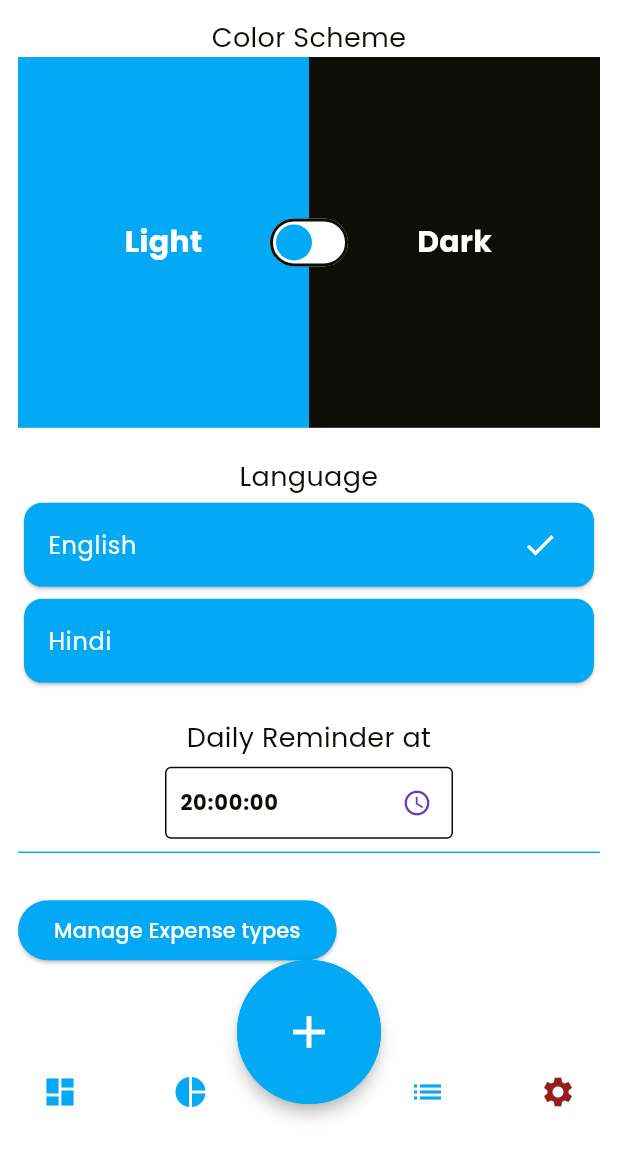
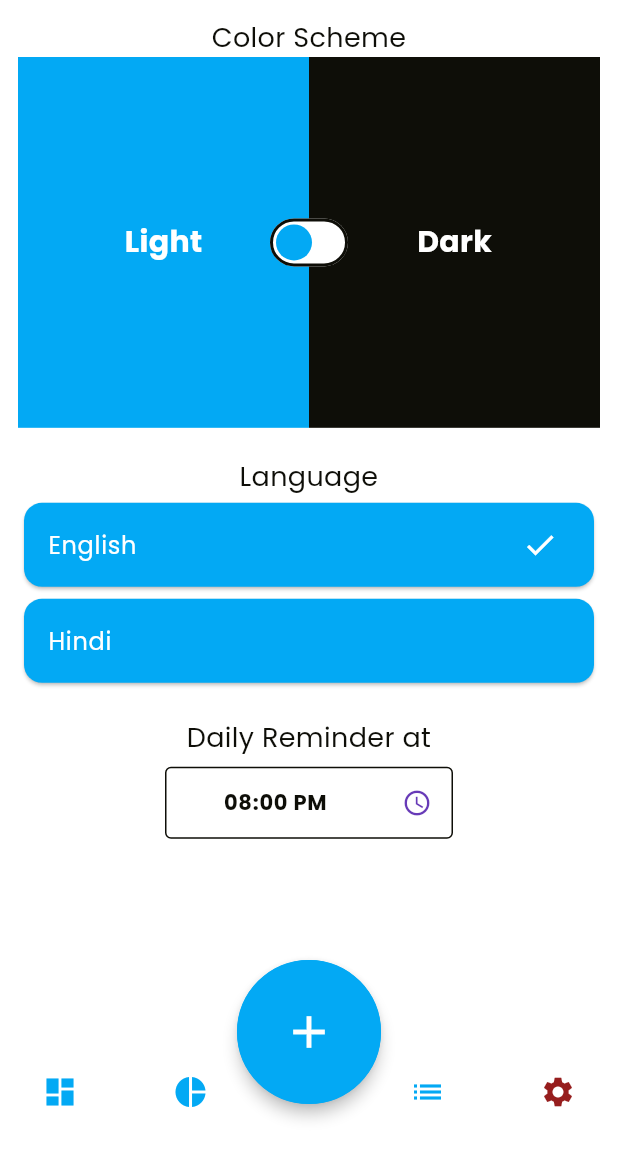
Before and after one commit to anees4ever/paisa_path, a Flutter app: the screen it shows after launch, swiped to page 4, on a phone screen of 412 x 824 dp, the part 84-1236 px from its top. Run offline on Flutter 3.47's test engine with Material 3 defaults, Android fonts, the phone set to English and light mode, and no system bars; our stand-ins replace firebase_core, firebase_crashlytics, firebase_messaging, fl_chart, floor, flutter_local_notifications and 5 more; missing offline and left inert: flutter_lang, in_app_update, restart_app; accounts and stored records are empty; generated files the repository leaves out were written again.

```diff
--- a/lib/src/controllers/summary_controller.dart
+++ b/lib/src/controllers/summary_controller.dart
@@ -33,6 +33,7 @@ class SummaryController extends GetxController {
   }
 
   generateSummary() async {
+    updateFromToDates();
     List<ExpenseTypes> expenseTypes =
         Get.find<ExpensesController>().expenseTypes;
     List<Expenses> expenses = await DI.db.expensesDao
--- a/lib/src/core/extentions/datetime.dart
+++ b/lib/src/core/extentions/datetime.dart
@@ -36,6 +36,6 @@ extension DateTimeExt on DateTime {
   }
 
   String formattedTime() {
-    return format('HH:mm:ss');
+    return format('hh:mm a');
   }
 }
--- a/lib/src/core/extentions/strings.dart
+++ b/lib/src/core/extentions/strings.dart
@@ -17,6 +17,10 @@ extension StringExt on String {
         : DateFormat('yyyy-MM-dd HH:mm:ss').parse(this);
   }
 
+  DateTime timeToDateTime() {
+    return isEmpty ? DateTime.now() : DateFormat('hh:mm a').parse(this);
+  }
+
   toDBDate() {
     return isEmpty ? '' : DateFormat('yyyy-MM-dd').format(toDate());
   }
--- a/lib/src/screens/custom_widgets/date_picker.dart
+++ b/lib/src/screens/custom_widgets/date_picker.dart
@@ -1,5 +1,6 @@
 import 'package:flutter/material.dart';
 import 'package:paisa_path/src/core/extentions/datetime.dart';
+import 'package:paisa_path/src/core/extentions/strings.dart';
 import 'package:paisa_path/src/screens/custom_widgets/textfield.dart';
 
 class DatePicker extends StatelessWidget {
@@ -50,12 +51,14 @@ class TimePicker extends StatelessWidget {
     this.onSelected,
     this.initialTime,
     this.controller,
+    this.textAlign,
   });
 
   final String label;
   final DateTime? initialTime;
   final void Function(DateTime?)? onSelected;
   final TextEditingController? controller;
+  final TextAlign? textAlign;
 
   @override
   Widget build(BuildContext context) {
@@ -67,12 +70,12 @@ class TimePicker extends StatelessWidget {
       labelText: label,
       readOnly: true,
       suffixIcon: Icons.access_time,
+      textAlign: textAlign ?? TextAlign.start,
       onTap: () async {
         TimeOfDay? newTime = await showTimePicker(
           context: context,
-          initialTime: initialTime != null
-              ? TimeOfDay.fromDateTime(initialTime!)
-              : TimeOfDay.now(),
+          initialTime:
+              TimeOfDay.fromDateTime(timeController.text.timeToDateTime()),
         );
         if (newTime != null) {
           DateTime newDate = DateTime(DateTime.now().year, DateTime.now().month,
--- a/lib/src/screens/home_screen_tab_settings.dart
+++ b/lib/src/screens/home_screen_tab_settings.dart
@@ -5,7 +5,6 @@ import 'package:paisa_path/di.dart';
 import 'package:paisa_path/src/core/extentions/datetime.dart';
 import 'package:paisa_path/src/core/localization/flutter_lang.core.g.dart';
 import 'package:paisa_path/src/core/localization/flutter_lang.dart';
-import 'package:paisa_path/src/screens/custom_widgets/buttons.dart';
 import 'package:paisa_path/src/screens/custom_widgets/date_picker.dart';
 import 'package:paisa_path/src/core/theme/colors.dart';
 import 'package:paisa_path/src/core/theme/styles.dart';
@@ -137,6 +136,7 @@ class SettingsScreen extends StatelessWidget {
               flex: 2,
               child: TimePicker(
                 label: '',
+                textAlign: TextAlign.center,
                 initialTime: DI.globals.dailyReminderTimeAsDate,
                 onSelected: (selectedTime) {
                   if (selectedTime != null) {
@@ -149,20 +149,19 @@ class SettingsScreen extends StatelessWidget {
           ],
         ),
 
-        const Divider(),
-
-        const SizedBox(height: 20),
-        //showing a button to open the expense type screen
-        Row(
-          mainAxisAlignment: MainAxisAlignment.start,
-          children: [
-            getElevatedButton(
-              title: Strings.current.manage
-                  .withParam(Strings.current.expenseTypes),
-              onPressed: () => Get.toNamed('/expenseTypes'),
-            ),
-          ],
-        ),
+        // const Divider(),
+        // const SizedBox(height: 20),
+        ////showing a button to open the expense type screen
+        // Row(
+        //   mainAxisAlignment: MainAxisAlignment.start,
+        //   children: [
+        //     getElevatedButton(
+        //       title: Strings.current.manage
+        //           .withParam(Strings.current.expenseTypes),
+        //       onPressed: () => Get.toNamed('/expenseTypes'),
+        //     ),
+        //   ],
+        // ),
       ],
     );
   }
```
Also changed, not shown: pubspec.yaml (+5 -5 lines), assets/images/app_icon.png (added), assets/images/app_splash.jpg (added), 39 other files.
